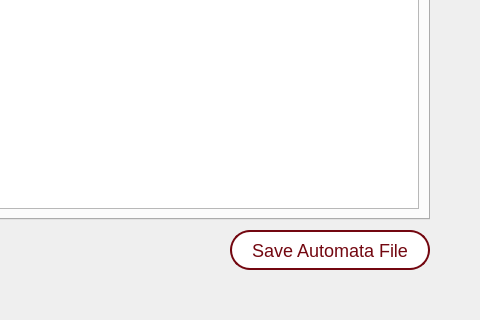
This is src/ui/main.ui in Henrique1803/Lexterminator as Qt 5 draws it before an edit; both pictures show x 540 to 1020 and y 448 to 768 of the 1020 by 768 pixel window. The edited form follows.
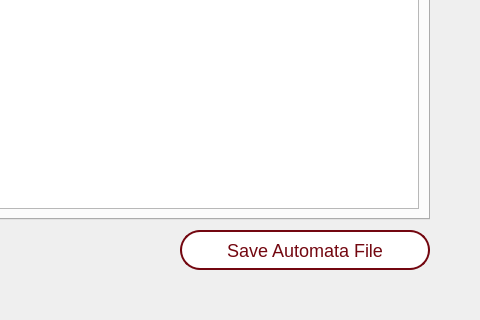
This is the edited form. Icons and pictures are not drawn. Custom widgets are drawn as their Qt base class.

```diff
--- a/src/ui/main.ui
+++ b/src/ui/main.ui
@@ -137,7 +137,7 @@
          </property>
          <property name="minimumSize">
           <size>
-           <width>200</width>
+           <width>250</width>
            <height>40</height>
           </size>
          </property>
```
Left out of the diff: 3 changed lines with no effect on the pictures.
